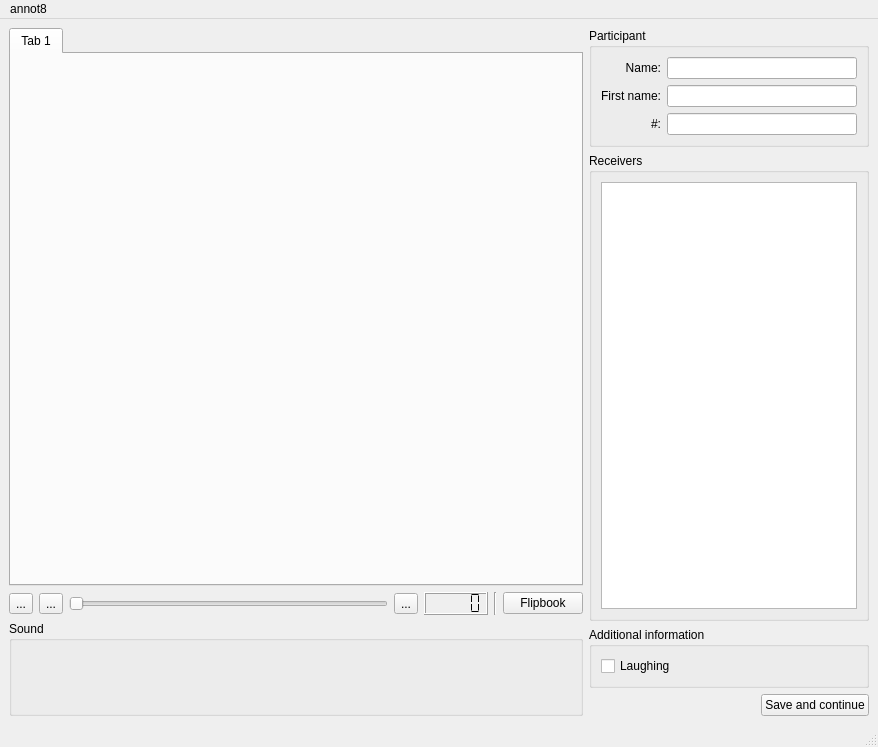
First picture: the form in MainWindow.ui, repository afwlehmann/annot8, before the edit.
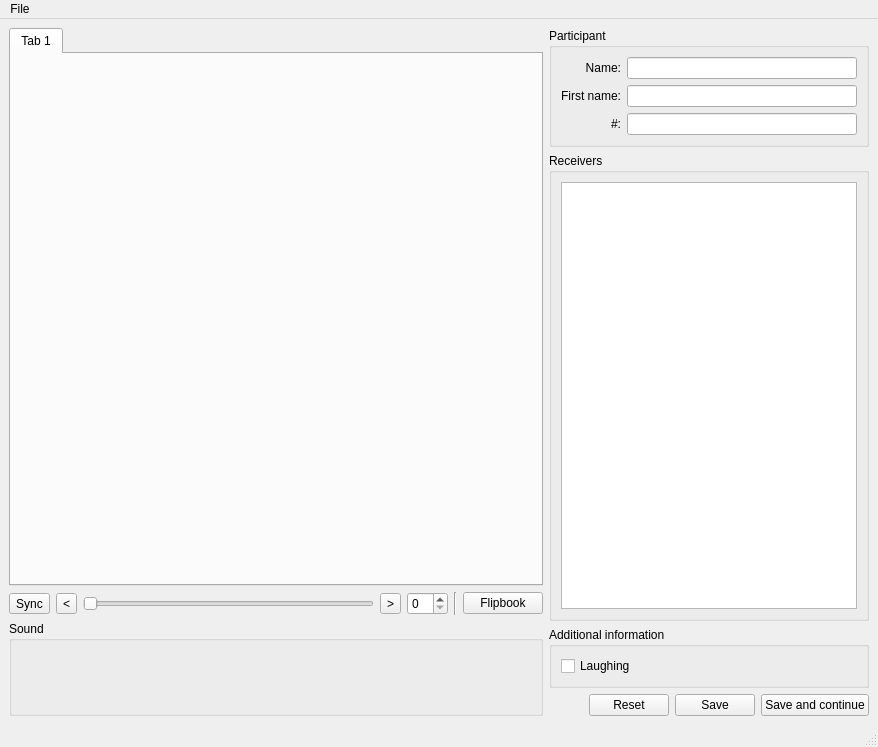
Second picture: the form after the edit. Custom widgets are drawn as their Qt base class.

Commit message: Movies and frame-wise annotations working. Still need sounds and flipbook.

Patch:
```diff
--- a/MainWindow.ui
+++ b/MainWindow.ui
@@ -38,8 +38,8 @@
         <rect>
          <x>0</x>
          <y>0</y>
-         <width>546</width>
-         <height>479</height>
+         <width>483</width>
+         <height>482</height>
         </rect>
        </property>
        <attribute name="title" >
@@ -138,14 +138,14 @@
       <item>
        <widget class="QToolButton" name="tbSynchronize" >
         <property name="text" >
-         <string>...</string>
+         <string>Sync</string>
         </property>
        </widget>
       </item>
       <item>
        <widget class="QToolButton" name="tbPrev" >
         <property name="text" >
-         <string>...</string>
+         <string>&lt;</string>
         </property>
        </widget>
       </item>
@@ -159,16 +159,12 @@
       <item>
        <widget class="QToolButton" name="tbNext" >
         <property name="text" >
-         <string>...</string>
+         <string>></string>
         </property>
        </widget>
       </item>
       <item>
-       <widget class="QLCDNumber" name="lcdCurrentFrame" >
-        <property name="segmentStyle" >
-         <enum>QLCDNumber::Flat</enum>
-        </property>
-       </widget>
+       <widget class="QSpinBox" name="spbCurrentFrame" />
       </item>
       <item>
        <widget class="Line" name="line" >
@@ -235,6 +231,20 @@
         </property>
        </spacer>
       </item>
+      <item>
+       <widget class="QPushButton" name="pbReset" >
+        <property name="text" >
+         <string>Reset</string>
+        </property>
+       </widget>
+      </item>
+      <item>
+       <widget class="QPushButton" name="pbSave" >
+        <property name="text" >
+         <string>Save</string>
+        </property>
+       </widget>
+      </item>
       <item>
        <widget class="QPushButton" name="pbSaveAndContinue" >
         <property name="text" >
@@ -257,7 +267,7 @@
    </property>
    <widget class="QMenu" name="menuAnnot8" >
     <property name="title" >
-     <string>annot8</string>
+     <string>File</string>
     </property>
     <addaction name="actionAbout" />
     <addaction name="separator" />
```
Left out of the diff: 40 changed lines with no effect on the pictures. The commit also changes 12 other files.
